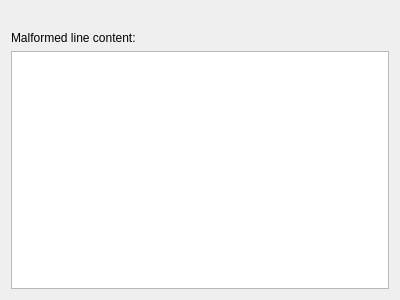
Qt form src/gui/malformedcsvfilemessage.ui (echmet/CEval) before a commit.
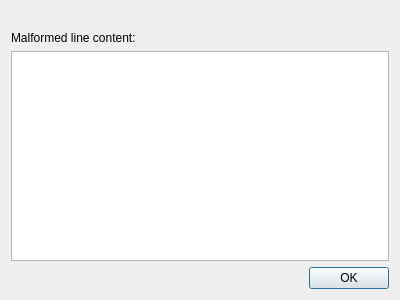
The same form after that commit.

Commit message: Add OK button to malformed CSV dialog

Diff of the .ui file:
```diff
--- a/src/gui/malformedcsvfilemessage.ui
+++ b/src/gui/malformedcsvfilemessage.ui
@@ -50,6 +50,30 @@
      </property>
     </widget>
    </item>
+   <item>
+    <layout class="QHBoxLayout" name="horizontalLayout">
+     <item>
+      <spacer name="horizontalSpacer">
+       <property name="orientation">
+        <enum>Qt::Horizontal</enum>
+       </property>
+       <property name="sizeHint" stdset="0">
+        <size>
+         <width>40</width>
+         <height>20</height>
+        </size>
+       </property>
+      </spacer>
+     </item>
+     <item>
+      <widget class="QPushButton" name="qpb_ok">
+       <property name="text">
+        <string>OK</string>
+       </property>
+      </widget>
+     </item>
+    </layout>
+   </item>
   </layout>
  </widget>
  <resources/>
```
The commit also changes 2 other files.
